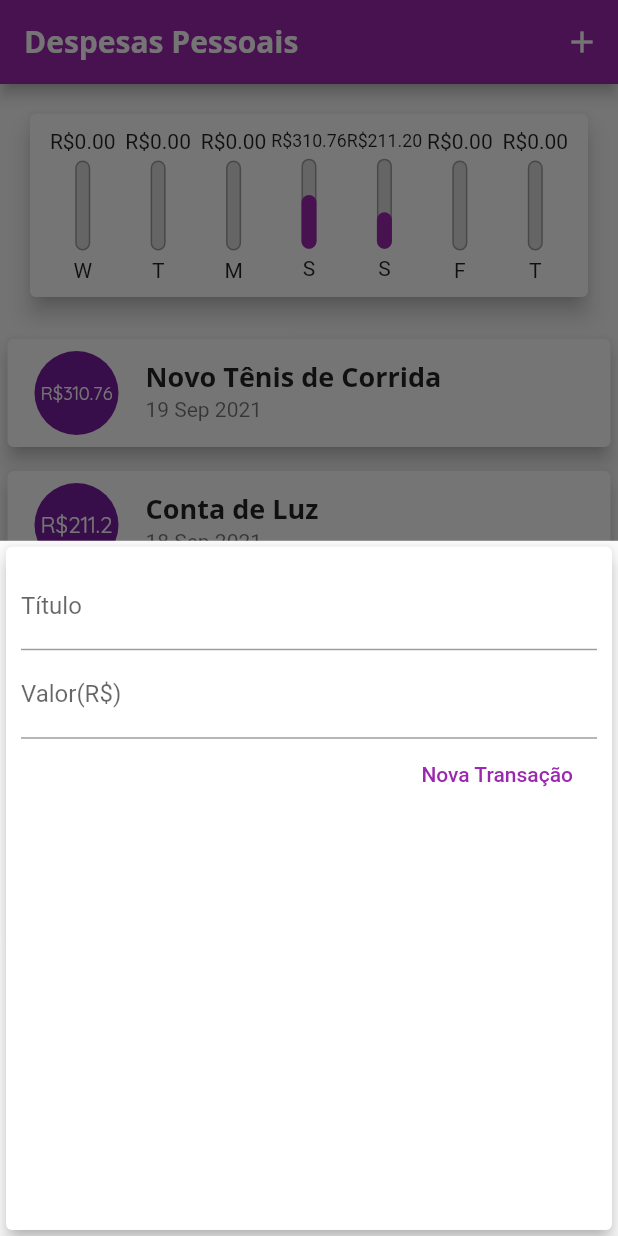
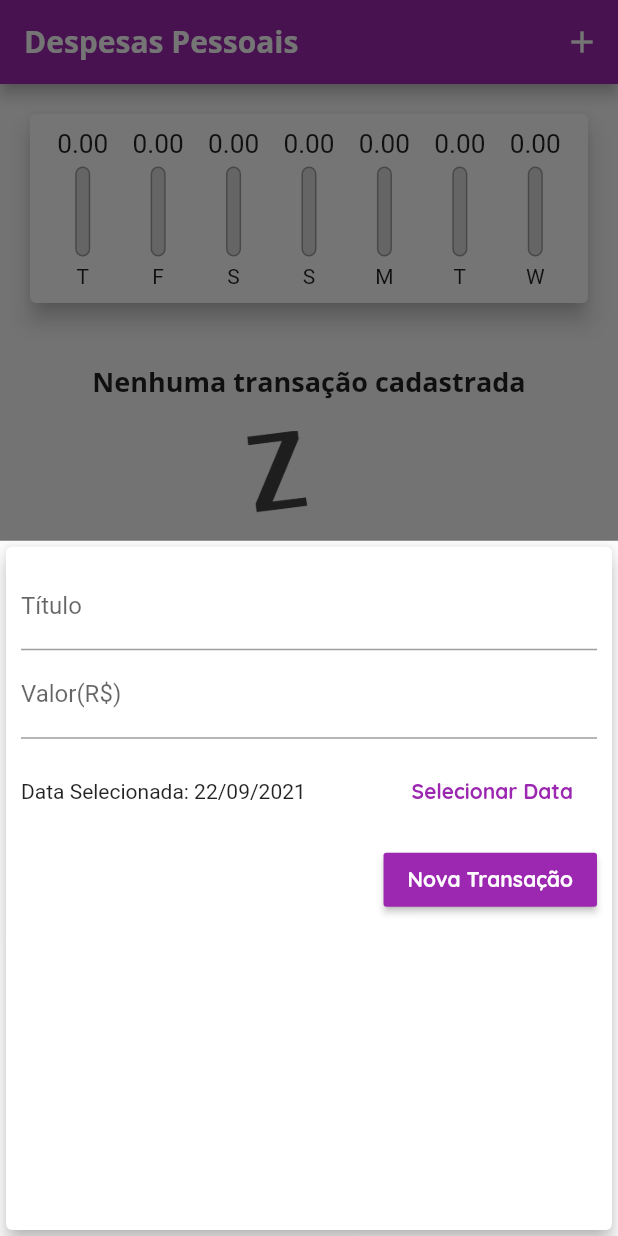
Before and after one commit to huayans/Expenses, a Flutter app: the screen it shows after launch, after a tap on the "add" icon, on a phone screen of 412 x 824 dp. Run offline on Flutter 3.47's test engine with Material 2 defaults, Android fonts, the phone set to English and light mode, and no system bars.

Commit message:
adição de remove

```diff
--- a/lib/components/chart.dart
+++ b/lib/components/chart.dart
@@ -9,7 +9,9 @@ class Chart extends StatelessWidget {
   Chart(this.recentTransaction);
 
   List<Map<String, dynamic>> get groupedTransactions {
-    return List.generate(7, (index) {
+    return List.generate(
+      7,
+      (index) {
         final weekDay = DateTime.now().subtract(
           Duration(days: index),
         );
@@ -28,13 +30,17 @@ class Chart extends StatelessWidget {
           'day': DateFormat.E().format(weekDay)[0],
           'value': totalSum,
         };
-    });
+      },
+    ).reversed.toList();
   }
 
   double get _weekTotalValue {
-    return groupedTransactions.fold(0.0, (sum, tr) {
+    return groupedTransactions.fold(
+      0.0,
+      (sum, tr) {
         return sum + tr['value'];
-    });
+      },
+    );
   }
 
   @override
@@ -46,16 +52,19 @@ class Chart extends StatelessWidget {
         padding: const EdgeInsets.all(10),
         child: Row(
           mainAxisAlignment: MainAxisAlignment.spaceAround,
-          children: groupedTransactions.map((tr) {
+          children: groupedTransactions.map(
+            (tr) {
               return Flexible(
                 fit: FlexFit.tight,
                 child: ChartBar(
                   label: tr['day'],
                   value: tr['value'],
-                percentage: tr['value'] / _weekTotalValue,
+                  percentage:
+                      _weekTotalValue == 0 ? 0 : tr['value'] / _weekTotalValue,
                 ),
               );
-          }).toList(),
+            },
+          ).toList(),
         ),
       ),
     );
--- a/lib/components/chart_bar.dart
+++ b/lib/components/chart_bar.dart
@@ -15,8 +15,11 @@ class ChartBar extends StatelessWidget {
   Widget build(BuildContext context) {
     return Column(
       children: [
-        FittedBox(
-          child: Text('R\$${value.toStringAsFixed(2)}'),
+        Container(
+          height: 20,
+          child: FittedBox(
+            child: Text('${value.toStringAsFixed(2)}'),
+          ),
         ),
         SizedBox(
           height: 5,
--- a/lib/components/transaction_form.dart
+++ b/lib/components/transaction_form.dart
@@ -1,9 +1,8 @@
-import 'dart:ffi';
-
 import 'package:flutter/material.dart';
+import 'package:intl/intl.dart';
 
 class TransactionForm extends StatefulWidget {
-  final void Function(String, double) onSubmit;
+  final void Function(String, double, DateTime) onSubmit;
 
   TransactionForm(this.onSubmit);
 
@@ -12,18 +11,38 @@ class TransactionForm extends StatefulWidget {
 }
 
 class _TransactionFormState extends State<TransactionForm> {
-  final titleController = TextEditingController();
+  final _titleController = TextEditingController();
 
-  final valueController = TextEditingController();
+  final _valueController = TextEditingController();
+
+  DateTime _selectedDate = DateTime.now();
 
   _submitForm() {
-    final title = titleController.text;
-    final value = double.tryParse(valueController.text) ?? 0.0;
+    final title = _titleController.text;
+    final value = double.tryParse(_valueController.text) ?? 0.0;
 
     if (title.isEmpty || value <= 0) {
       return;
     }
-    widget.onSubmit(title, value);
+    widget.onSubmit(title, value, _selectedDate);
+  }
+
+  _showDatePicker() {
+    showDatePicker(
+      context: context,
+      initialDate: DateTime.now(),
+      firstDate: DateTime(2019),
+      lastDate: DateTime.now(),
+    ).then(
+      (pickedDate) {
+        if (pickedDate == null) {
+          return;
+        }
+        setState(() {
+          _selectedDate = pickedDate;
+        });
+      },
+    );
   }
 
   @override
@@ -35,27 +54,50 @@ class _TransactionFormState extends State<TransactionForm> {
         child: Column(
           children: [
             TextField(
-              controller: titleController,
+              controller: _titleController,
               onSubmitted: (_) => _submitForm(),
               decoration: InputDecoration(
                 labelText: ('Título'),
               ),
             ),
             TextField(
-              controller: valueController,
+              controller: _valueController,
               keyboardType: TextInputType.numberWithOptions(decimal: true),
               onSubmitted: (_) => _submitForm(),
               decoration: InputDecoration(
                 labelText: ('Valor(R\$)'),
               ),
             ),
+            Container(
+              height: 70,
+              child: Row(
+                children: [
+                  Expanded(
+                    child: Text(
+                      _selectedDate == null
+                          ? 'Nenuma Data Selecionada'
+                          : 'Data Selecionada: ${DateFormat('dd/MM/y').format(_selectedDate)}',
+                    ),
+                  ),
+                  FlatButton(
+                    textColor: Theme.of(context).primaryColor,
+                    child: Text(
+                      'Selecionar Data',
+                      style: TextStyle(fontWeight: FontWeight.bold),
+                    ),
+                    onPressed: _showDatePicker,
+                  ),
+                ],
+              ),
+            ),
             Row(
               mainAxisAlignment: MainAxisAlignment.end,
               children: [
-                FlatButton(
+                RaisedButton(
                   onPressed: _submitForm,
                   child: Text('Nova Transação'),
-                  textColor: Colors.purple,
+                  color: Theme.of(context).primaryColor,
+                  textColor: Colors.white,
                 ),
               ],
             )
--- a/lib/components/transaction_list.dart
+++ b/lib/components/transaction_list.dart
@@ -4,8 +4,9 @@ import 'package:intl/intl.dart';
 
 class TransactionList extends StatelessWidget {
   final List<Transaction> transactions;
+  final void Function(String) onRemove;
 
-  TransactionList(this.transactions);
+  TransactionList(this.transactions, this.onRemove);
 
   @override
   Widget build(BuildContext context) {
@@ -60,6 +61,11 @@ class TransactionList extends StatelessWidget {
                     subtitle: Text(
                       DateFormat('d MMM y').format(tr.date),
                     ),
+                    trailing: IconButton(
+                      icon: Icon(Icons.delete),
+                      color: Theme.of(context).errorColor,
+                      onPressed: () => onRemove(tr.id),
+                    ),
                   ),
                 );
               },
--- a/lib/main.dart
+++ b/lib/main.dart
@@ -25,6 +25,10 @@ class ExpensesApp extends StatelessWidget {
                 fontSize: 18,
                 fontWeight: FontWeight.bold,
               ),
+              button: TextStyle(
+                color: Colors.white,
+                fontWeight: FontWeight.bold,
+              ),
             ),
         appBarTheme: AppBarTheme(
           textTheme: ThemeData.light().textTheme.copyWith(
@@ -47,7 +51,7 @@ class MyHomePage extends StatefulWidget {
 
 class _MyHomePageState extends State<MyHomePage> {
   final List<Transaction> _transaction = [
-    Transaction(
+    /* Transaction(
       id: 't1',
       title: 'Novo Tênis de Corrida',
       value: 310.76,
@@ -62,31 +66,41 @@ class _MyHomePageState extends State<MyHomePage> {
       date: DateTime.now().subtract(
         Duration(days: 4),
       ),
-    ),
+    ), */
   ];
 
   List<Transaction> get _recentTransactions {
-    return _transaction.where((tr) {
+    return _transaction.where(
+      (tr) {
         return tr.date.isAfter(
           DateTime.now().subtract(
             Duration(days: 7),
           ),
         );
-    }).toList();
+      },
+    ).toList();
   }
 
-  _addTransaction(String title, double value) {
+  _addTransaction(String title, double value, DateTime date) {
     final newTransaction = Transaction(
       id: Random().nextDouble().toString(),
       title: title,
       value: value,
-      date: DateTime.now(),
+      date: date,
     );
-    setState(() {
+    setState(
+      () {
         _transaction.add(newTransaction);
-    });
+      },
+    );
 
     Navigator.of(context).pop();
+  }
+
+  _removeTransaction(String id) {
+    setState(() {
+      _transaction.removeWhere((tr) => tr.id == id);
+    });
   }
 
   _openTransactionFormModal(BuildContext context) {
@@ -94,7 +108,8 @@ class _MyHomePageState extends State<MyHomePage> {
       context: context,
       builder: (ctx) {
         return TransactionForm(_addTransaction);
-        });
+      },
+    );
   }
 
   @override
@@ -114,7 +129,7 @@ class _MyHomePageState extends State<MyHomePage> {
           crossAxisAlignment: CrossAxisAlignment.stretch,
           children: [
             Chart(_recentTransactions),
-            TransactionList(_transaction),
+            TransactionList(_transaction, _removeTransaction),
           ],
         ),
       ),
```
Lines whose indentation alone changed are shown as unchanged.
